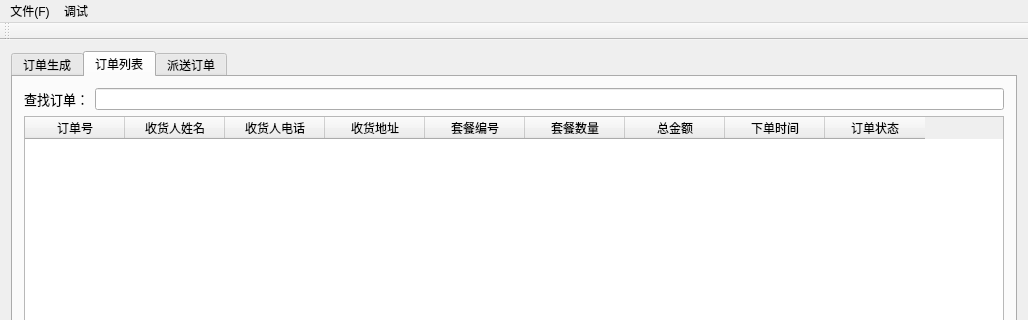
This is Takeaway Delivery System/src/MainWindow.ui in HiZQP/Takeaway-Delivery-System as Qt 5 draws it before an edit; both pictures show x 0 to 1028 and y 0 to 320 of the 1028 by 594 pixel window. The edited form follows.
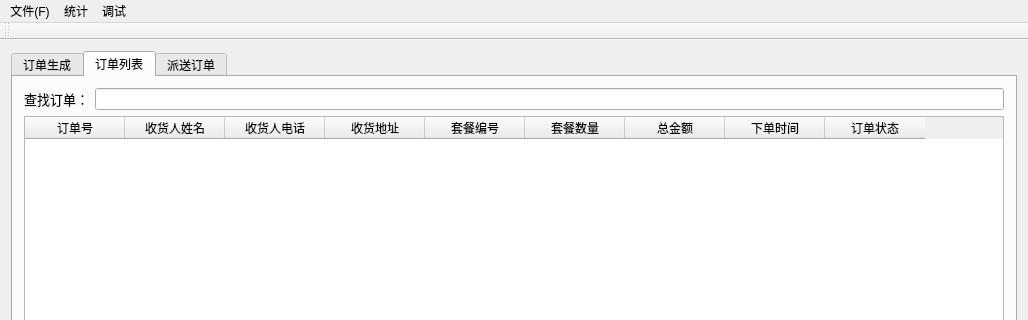
This is the edited form.

The edit to the form file:
```diff
--- a/Takeaway Delivery System/src/MainWindow.ui
+++ b/Takeaway Delivery System/src/MainWindow.ui
@@ -469,7 +469,13 @@
     <addaction name="afterWorkButton"/>
     <addaction name="separator"/>
    </widget>
+   <widget class="QMenu" name="menu_3">
+    <property name="title">
+     <string>统计</string>
+    </property>
+   </widget>
    <addaction name="menu"/>
+   <addaction name="menu_3"/>
    <addaction name="menu_2"/>
   </widget>
   <widget class="QToolBar" name="mainToolBar">
```
